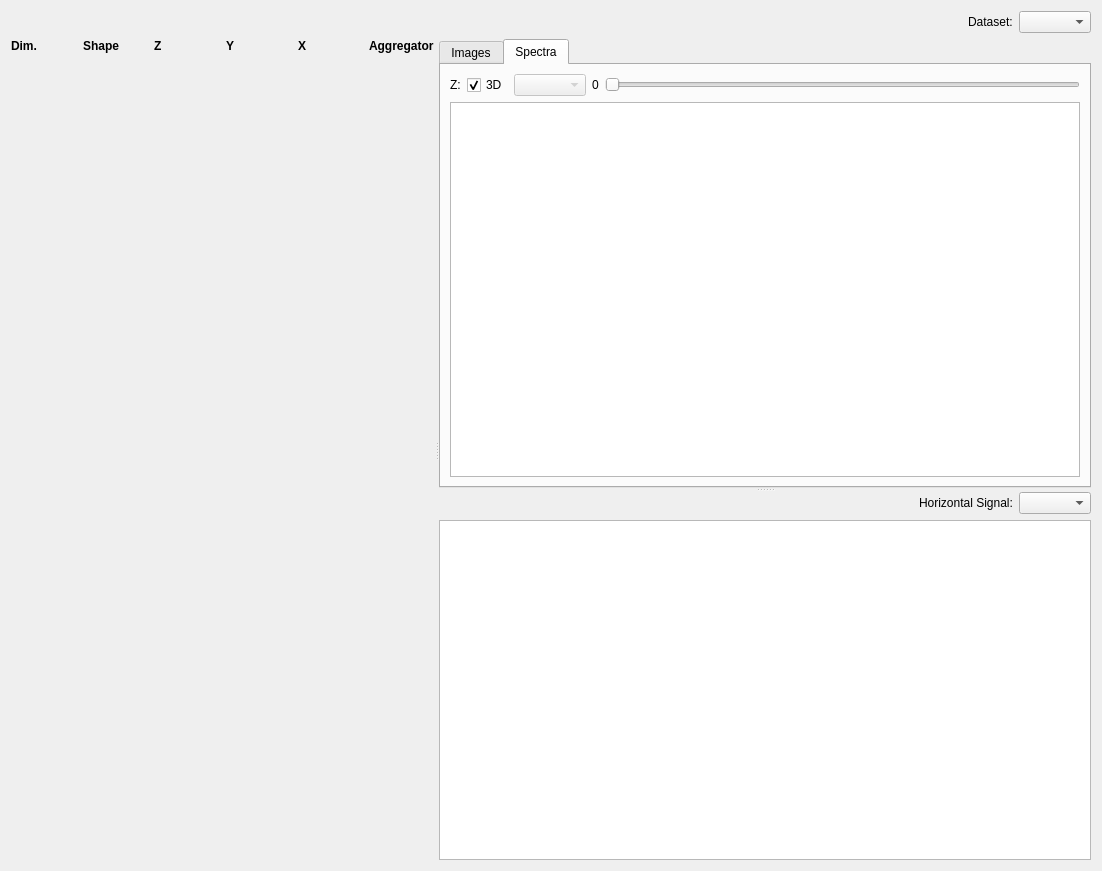
This is src/firefly/run_browser/frameset_view.ui in spc-group/haven as Qt 5 draws it before an edit. The edited form follows.
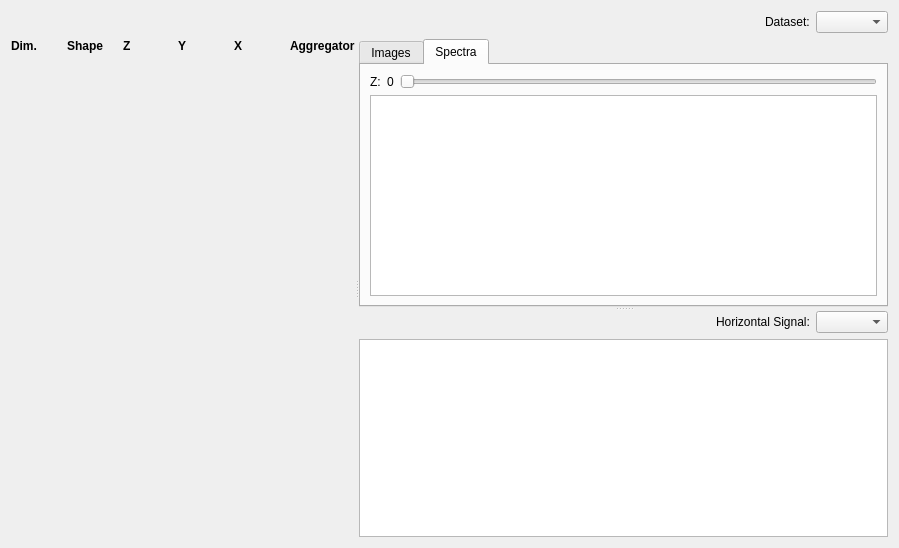
This is the edited form. The open tabs and pages were chosen to show the change. Custom widgets are drawn as their Qt base class.

Commit message: Frames tab in run browser can now plot external datasets.

What changed in the file:
```diff
--- a/src/firefly/run_browser/frameset_view.ui
+++ b/src/firefly/run_browser/frameset_view.ui
@@ -6,14 +6,14 @@
    <rect>
     <x>0</x>
     <y>0</y>
-    <width>1102</width>
-    <height>871</height>
+    <width>899</width>
+    <height>548</height>
    </rect>
   </property>
   <property name="windowTitle">
    <string>Form</string>
   </property>
-  <layout class="QVBoxLayout" name="verticalLayout_4">
+  <layout class="QVBoxLayout" name="verticalLayout_2">
    <item>
     <layout class="QHBoxLayout" name="dataset_layout">
      <item>
@@ -48,7 +48,7 @@
     </layout>
    </item>
    <item>
-    <widget class="QSplitter" name="splitter_2">
+    <widget class="QSplitter" name="splitter">
      <property name="orientation">
       <enum>Qt::Horizontal</enum>
      </property>
@@ -151,11 +151,11 @@
        </item>
       </layout>
      </widget>
-     <widget class="QSplitter" name="splitter">
+     <widget class="QSplitter" name="plotting_splitter">
       <property name="orientation">
        <enum>Qt::Vertical</enum>
       </property>
-      <widget class="QTabWidget" name="tabWidget">
+      <widget class="QTabWidget" name="plotting_tabs">
        <property name="currentIndex">
         <number>0</number>
        </property>
@@ -185,23 +185,6 @@
                </property>
               </widget>
              </item>
-             <item>
-              <widget class="QCheckBox" name="z_checkbox">
-               <property name="text">
-                <string>3D</string>
-               </property>
-               <property name="checked">
-                <bool>true</bool>
-               </property>
-              </widget>
-             </item>
-             <item>
-              <widget class="QComboBox" name="z_combobox">
-               <property name="enabled">
-                <bool>false</bool>
-               </property>
-              </widget>
-             </item>
              <item>
               <widget class="QLabel" name="z_label">
                <property name="text">
@@ -238,12 +221,8 @@
         </layout>
        </widget>
       </widget>
-      <widget class="QSplitter" name="splitter_3">
-       <property name="orientation">
-        <enum>Qt::Vertical</enum>
-       </property>
        <widget class="QWidget" name="verticalLayoutWidget_2">
-        <layout class="QVBoxLayout" name="verticalLayout_2">
+       <layout class="QVBoxLayout" name="scan_layout">
          <item>
           <layout class="QHBoxLayout" name="horizontalLayout_2">
            <item>
@@ -278,7 +257,6 @@
        </widget>
       </widget>
      </widget>
-    </widget>
    </item>
   </layout>
  </widget>
@@ -288,6 +266,12 @@
    <extends>QGraphicsView</extends>
    <header>pyqtgraph</header>
   </customwidget>
+  <customwidget>
+   <class>ImageView</class>
+   <extends>QWidget</extends>
+   <header>pyqtgraph</header>
+   <container>1</container>
+  </customwidget>
  </customwidgets>
  <resources/>
  <connections/>
```
Left out of the diff: 8 changed lines with no effect on the pictures. Lines whose indentation alone changed are shown as unchanged. The commit also changes 3 other files.
